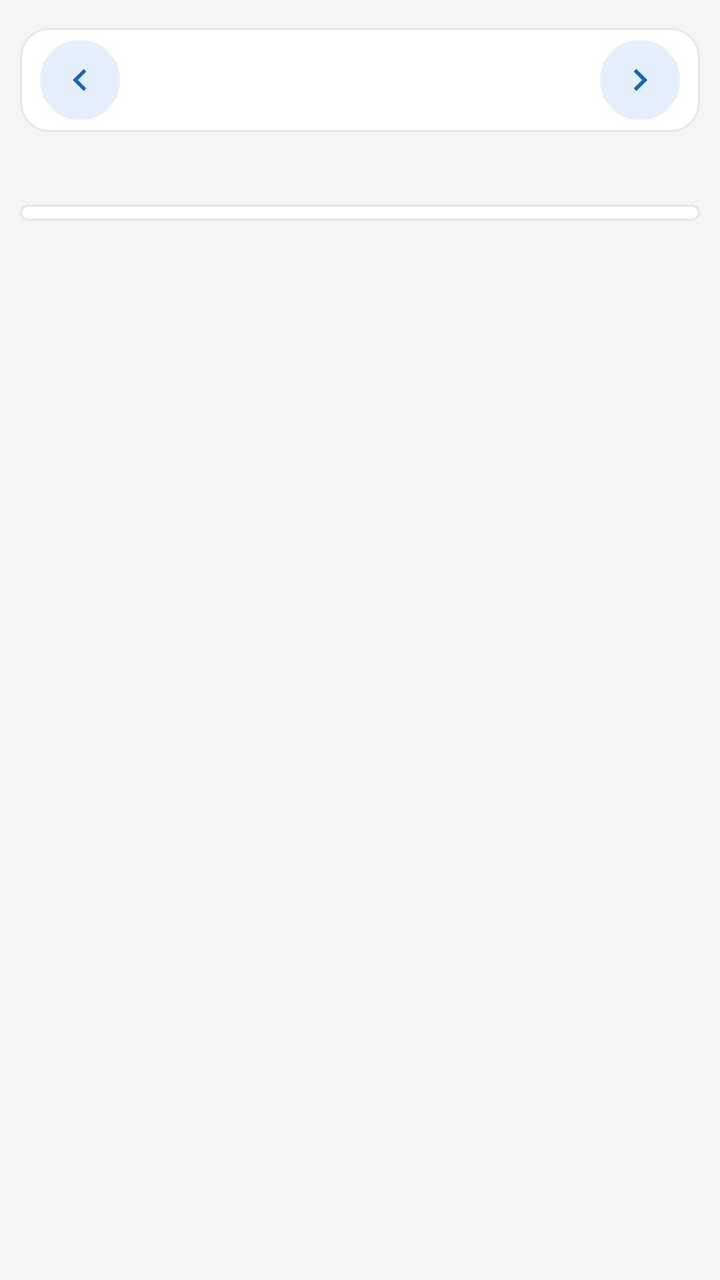
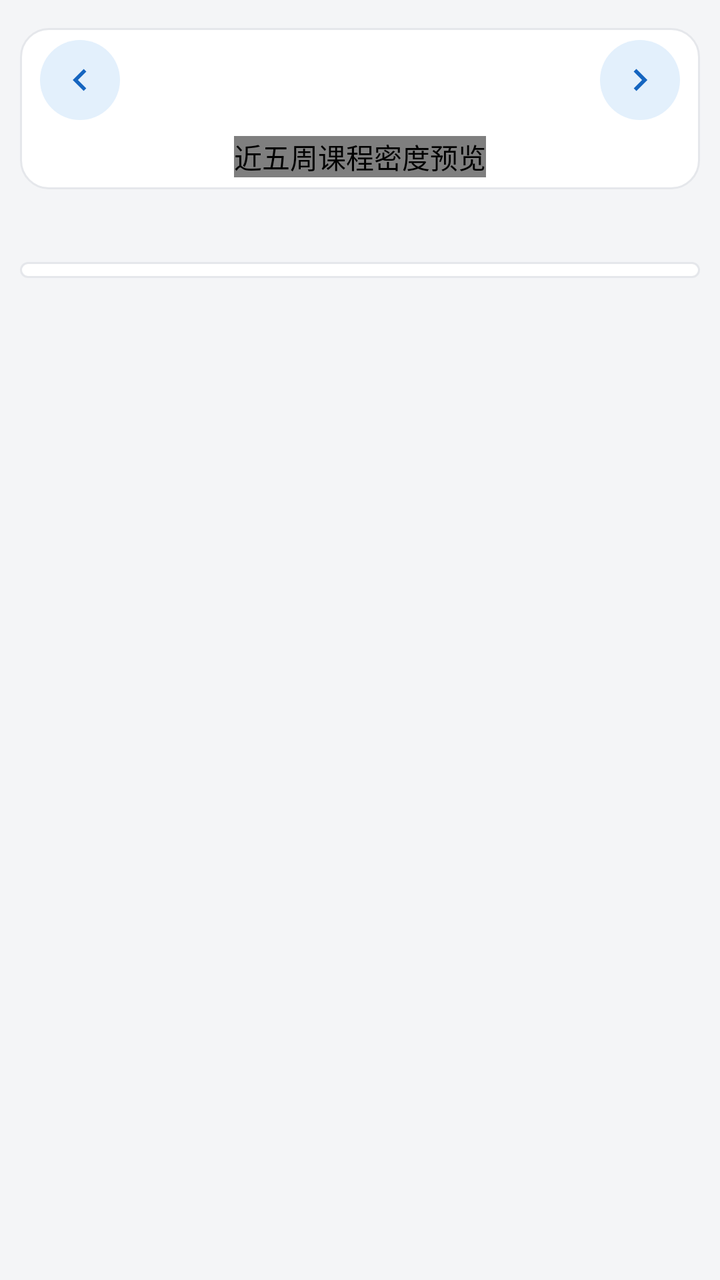

Two renders of the same Android screen: before a commit and after it. Below are the layout's source before the change and the commit's diff.
<!-- AndroidManifest.xml: application theme Theme.Timetable -->
<!-- res/layout/fragment_week.xml -->
<?xml version="1.0" encoding="utf-8"?>
<LinearLayout xmlns:android="http://schemas.android.com/apk/res/android"
    android:layout_width="match_parent"
    android:layout_height="match_parent"
    android:orientation="vertical"
    android:paddingHorizontal="10dp"
    android:paddingVertical="14dp">

    
    <LinearLayout
        android:layout_width="match_parent"
        android:layout_height="wrap_content"
        android:background="@drawable/bg_card"
        android:gravity="center_vertical"
        android:orientation="horizontal"
        android:paddingHorizontal="10dp"
        android:paddingVertical="6dp">

        <ImageButton
            android:id="@+id/btnPrevWeek"
            style="@style/NavIconButton"
            android:contentDescription="上一周"
            android:src="@drawable/ic_chevron_left" />

        <LinearLayout
            android:layout_width="0dp"
            android:layout_height="wrap_content"
            android:layout_weight="1"
            android:gravity="center"
            android:orientation="vertical">

            <TextView
                android:id="@+id/tvWeek"
                android:layout_width="wrap_content"
                android:layout_height="wrap_content"
                android:textSize="18sp"
                android:textStyle="bold"
                android:textColor="@color/text_primary" />

            <TextView
                android:id="@+id/tvWeekRange"
                android:layout_width="wrap_content"
                android:layout_height="wrap_content"
                android:textSize="11sp"
                android:textColor="@color/text_secondary" />
        </LinearLayout>

        <ImageButton
            android:id="@+id/btnNextWeek"
            style="@style/NavIconButton"
            android:contentDescription="下一周"
            android:src="@drawable/ic_chevron_right" />
    </LinearLayout>

    <TextView
        android:id="@+id/tvDayTypeHint"
        android:layout_width="match_parent"
        android:layout_height="wrap_content"
        android:layout_marginTop="10dp"
        android:paddingHorizontal="4dp"
        android:textSize="12sp"
        android:textColor="@color/text_secondary" />

    <ScrollView
        android:layout_width="match_parent"
        android:layout_height="0dp"
        android:layout_marginTop="10dp"
        android:layout_weight="1">

        <LinearLayout
            android:id="@+id/gridContainer"
            android:layout_width="match_parent"
            android:layout_height="wrap_content"
            android:background="@drawable/bg_card"
            android:orientation="vertical"
            android:padding="4dp" />
    </ScrollView>

</LinearLayout>
<!-- resources referenced by this layout -->
<resources>
  <color name="text_primary">#16181C</color>
  <color name="text_secondary">#6B7280</color>
  <!-- drawable bg_card (drawable) -->
  <?xml version="1.0" encoding="utf-8"?>
  <shape xmlns:android="http://schemas.android.com/apk/res/android"
      android:shape="rectangle">
      <solid android:color="@color/card_bg" />
      <corners android:radius="14dp" />
      <stroke
          android:width="1dp"
          android:color="@color/divider" />
  </shape>
  <!-- drawable ic_chevron_left (drawable) -->
  <?xml version="1.0" encoding="utf-8"?>
  <vector xmlns:android="http://schemas.android.com/apk/res/android"
      android:width="24dp"
      android:height="24dp"
      android:viewportWidth="24"
      android:viewportHeight="24">
      <path
          android:fillColor="#FF000000"
          android:pathData="M15.41,7.41L14,6l-6,6 6,6 1.41,-1.41L10.83,12z" />
  </vector>
  <!-- drawable ic_chevron_right (drawable) -->
  <?xml version="1.0" encoding="utf-8"?>
  <vector xmlns:android="http://schemas.android.com/apk/res/android"
      android:width="24dp"
      android:height="24dp"
      android:viewportWidth="24"
      android:viewportHeight="24">
      <path
          android:fillColor="#FF000000"
          android:pathData="M10,6L8.59,7.41 13.17,12l-4.58,4.59L10,18l6,-6z" />
  </vector>
  <style name="NavIconButton">
          <item name="android:layout_width">40dp</item>
          <item name="android:layout_height">40dp</item>
          <item name="android:background">@drawable/bg_nav_button</item>
          <item name="android:padding">9dp</item>
          <item name="android:scaleType">fitCenter</item>
          <item name="android:tint">?attr/accentColor</item>
      </style>
  <style name="Theme.Timetable" parent="Theme.Material3.DayNight.NoActionBar">
          <item name="android:windowBackground">@color/app_bg</item>
  
          
          <item name="accentColor">@color/accent_blue</item>
          <item name="accentSoftColor">@color/accent_soft_blue</item>
  
          
          <item name="colorPrimary">@color/accent_blue</item>
      </style>
  <color name="card_bg">#FFFFFF</color>
  <color name="divider">#E5E7EB</color>
  <!-- drawable bg_nav_button (drawable) -->
  <?xml version="1.0" encoding="utf-8"?>
  <shape xmlns:android="http://schemas.android.com/apk/res/android"
      android:shape="oval">
      <solid android:color="?attr/accentSoftColor" />
  </shape>
  <color name="app_bg">#F4F5F7</color>
  <color name="accent_blue">#1565C0</color>
  <color name="accent_soft_blue">#E3F0FC</color>
</resources>

<!-- the commit's change to res/layout/fragment_week.xml (unified diff, before → after) -->
@@ -11,45 +11,60 @@
         android:layout_width="match_parent"
         android:layout_height="wrap_content"
         android:background="@drawable/bg_card"
-        android:gravity="center_vertical"
-        android:orientation="horizontal"
+        android:orientation="vertical"
         android:paddingHorizontal="10dp"
         android:paddingVertical="6dp">
 
-        <ImageButton
-            android:id="@+id/btnPrevWeek"
-            style="@style/NavIconButton"
-            android:contentDescription="上一周"
-            android:src="@drawable/ic_chevron_left" />
+        <LinearLayout
+            android:layout_width="match_parent"
+            android:layout_height="wrap_content"
+            android:gravity="center_vertical"
+            android:orientation="horizontal">
 
-        <LinearLayout
-            android:layout_width="0dp"
-            android:layout_height="wrap_content"
-            android:layout_weight="1"
-            android:gravity="center"
-            android:orientation="vertical">
+            <ImageButton
+                android:id="@+id/btnPrevWeek"
+                style="@style/NavIconButton"
+                android:contentDescription="上一周"
+                android:src="@drawable/ic_chevron_left" />
 
-            <TextView
-                android:id="@+id/tvWeek"
-                android:layout_width="wrap_content"
+            <LinearLayout
+                android:layout_width="0dp"
                 android:layout_height="wrap_content"
-                android:textSize="18sp"
-                android:textStyle="bold"
-                android:textColor="@color/text_primary" />
+                android:layout_weight="1"
+                android:gravity="center"
+                android:orientation="vertical">
 
-            <TextView
-                android:id="@+id/tvWeekRange"
-                android:layout_width="wrap_content"
-                android:layout_height="wrap_content"
-                android:textSize="11sp"
-                android:textColor="@color/text_secondary" />
+                <TextView
+                    android:id="@+id/tvWeek"
+                    android:layout_width="wrap_content"
+                    android:layout_height="wrap_content"
+                    android:textSize="18sp"
+                    android:textStyle="bold"
+                    android:textColor="@color/text_primary" />
+
+                <TextView
+                    android:id="@+id/tvWeekRange"
+                    android:layout_width="wrap_content"
+                    android:layout_height="wrap_content"
+                    android:textSize="11sp"
+                    android:textColor="@color/text_secondary" />
+            </LinearLayout>
+
+            <ImageButton
+                android:id="@+id/btnNextWeek"
+                style="@style/NavIconButton"
+                android:contentDescription="下一周"
+                android:src="@drawable/ic_chevron_right" />
         </LinearLayout>
 
-        <ImageButton
-            android:id="@+id/btnNextWeek"
-            style="@style/NavIconButton"
-            android:contentDescription="下一周"
-            android:src="@drawable/ic_chevron_right" />
+        
+        <com.yxz.timetable.ui.WeekDotsView
+            android:id="@+id/weekDots"
+            android:layout_width="wrap_content"
+            android:layout_height="wrap_content"
+            android:layout_gravity="center_horizontal"
+            android:layout_marginTop="8dp"
+            android:contentDescription="近五周课程密度预览" />
     </LinearLayout>
 
     <TextView
